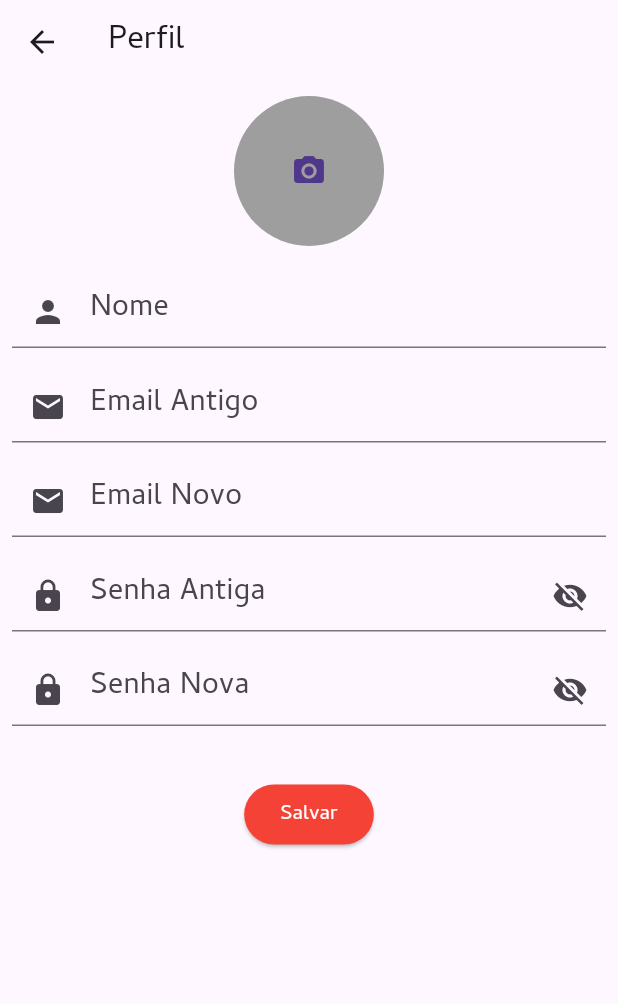
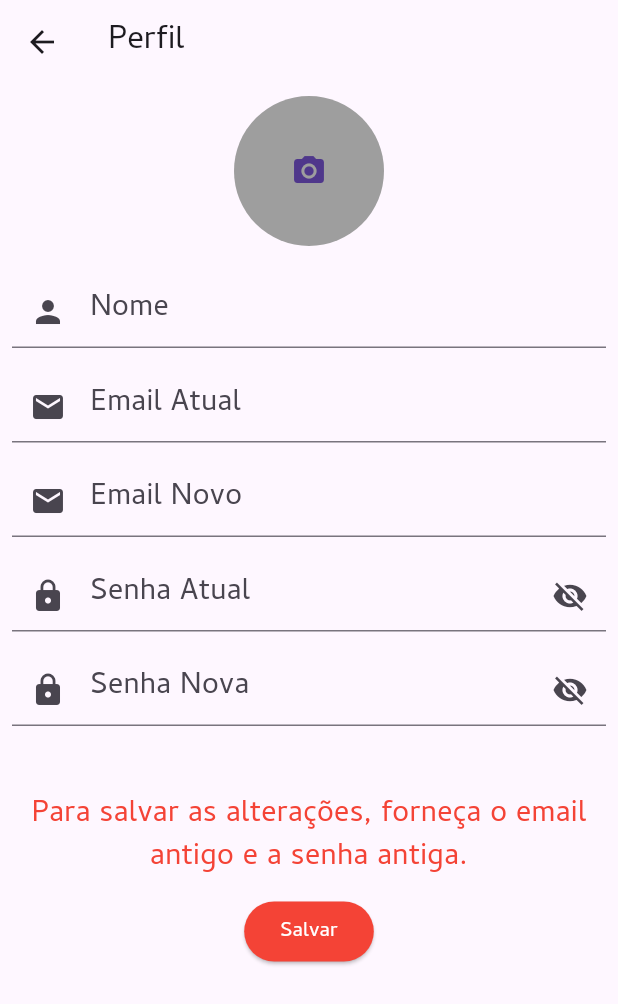
Before and after one commit to athosmartinez/faculdade-trabalhoFlutter, a Flutter app: the EditProfileScreen screen opened by its route, on a phone screen of 412 x 824 dp. Shown: the top 1004 px of the screen. Run offline on Flutter 3.47's test engine with Material 3 defaults, Android fonts, the phone set to English and light mode, and no system bars; our stand-ins replace supabase, supabase_flutter; accounts and stored records are empty.

Commit message:
arrumando edit profile

```diff
--- a/trabalhofaculdade_flutter/lib/screens/profile_screen.dart
+++ b/trabalhofaculdade_flutter/lib/screens/profile_screen.dart
@@ -17,8 +17,31 @@ class _EditProfileScreenState extends State<EditProfileScreen> {
 
   Future<void> _updateProfile(BuildContext context) async {
     setState(() => _isLoading = true);
-    await updateProfile(context, user);
-    setState(() => _isLoading = false);
+
+    // Verifica se o email antigo e a senha antiga foram fornecidos
+    if (user.emailAntigo.text.isEmpty || user.senhaAntiga.text.isEmpty) {
+      setState(() => _isLoading = false);
+      ScaffoldMessenger.of(context).showSnackBar(
+        SnackBar(
+          content: Text('Por favor, forneça o email antigo e a senha antiga.'),
+          backgroundColor: Colors.red,
+        ),
+      );
+      return;
+    }
+
+    try {
+      await updateProfile(context, user);
+    } catch (error) {
+      ScaffoldMessenger.of(context).showSnackBar(
+        SnackBar(
+          content: Text('Erro ao atualizar perfil: $error'),
+          backgroundColor: Colors.red,
+        ),
+      );
+    } finally {
+      setState(() => _isLoading = false);
+    }
   }
 
   @override
@@ -58,7 +81,7 @@ class _EditProfileScreenState extends State<EditProfileScreen> {
                       controller: user.nome,
                     ),
                     CustomTextFormField(
-                      hintText: 'Email Antigo',
+                      hintText: 'Email Atual',
                       prefixIcon: Icons.email,
                       controller: user.emailAntigo,
                     ),
@@ -68,7 +91,7 @@ class _EditProfileScreenState extends State<EditProfileScreen> {
                       controller: user.emailNovo,
                     ),
                     CustomTextFormField(
-                      hintText: 'Senha Antiga',
+                      hintText: 'Senha Atual',
                       prefixIcon: Icons.lock,
                       controller: user.senhaAntiga,
                       obscureText: true,
@@ -82,6 +105,14 @@ class _EditProfileScreenState extends State<EditProfileScreen> {
                       isPasswordField: true,
                     ),
                     const SizedBox(height: 20),
+                    Container(
+                      padding: const EdgeInsets.symmetric(vertical: 10),
+                      child: Text(
+                        'Para salvar as alterações, forneça o email antigo e a senha antiga.',
+                        style: TextStyle(color: Colors.red),
+                        textAlign: TextAlign.center,
+                      ),
+                    ),
                     ElevatedButton(
                       onPressed: () {
                         if (!_isLoading) {
--- a/trabalhofaculdade_flutter/lib/supabase/profile.dart
+++ b/trabalhofaculdade_flutter/lib/supabase/profile.dart
@@ -9,6 +9,7 @@ Future<void> updateProfile(BuildContext context, EditUser user) async {
   try {
     final userEmail = user.emailAntigo.text;
     final oldPassword = user.senhaAntiga.text;
+
 
     final response = await supabase.from('usuario')
       .select('id, nome, email, senha')
@@ -26,13 +27,25 @@ Future<void> updateProfile(BuildContext context, EditUser user) async {
     final updatedEmail = user.emailNovo.text.isNotEmpty ? user.emailNovo.text : currentUser['email'];
     final updatedSenha = user.senhaNova.text.isNotEmpty ? user.senhaNova.text : currentUser['senha'];
 
+    if (updatedEmail != currentUser['email']) {
+      final emailCheckResponse = await supabase.from('usuario')
+        .select('id')
+        .eq('email', updatedEmail)
+        .maybeSingle();
+
+      if (emailCheckResponse != null && emailCheckResponse.isNotEmpty) {
+        throw const AuthException('Email já está em uso por outro usuário');
+      }
+    }
+
+
     await supabase.from('usuario')
       .update({
         'nome': updatedNome,
         'email': updatedEmail,
         'senha': updatedSenha,
       })
-      .eq('email', userEmail);
+      .eq('id', currentUser['id']);
 
     if (context.mounted) {
       messageSuccess(context, "Perfil atualizado com sucesso!");
```
